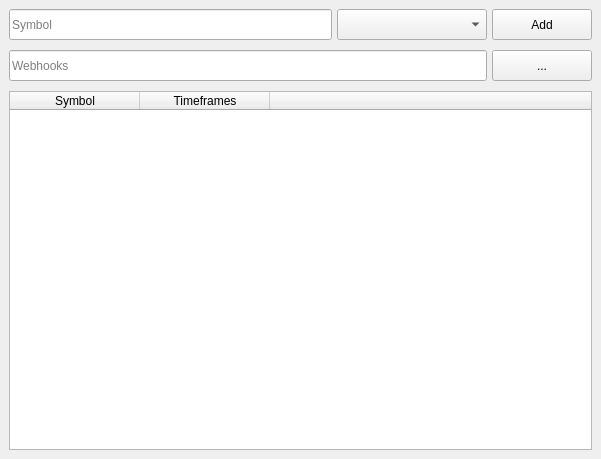
Qt form ui/MainWindow.ui (nguyenvantat1182002/pd-alerts) before a commit.
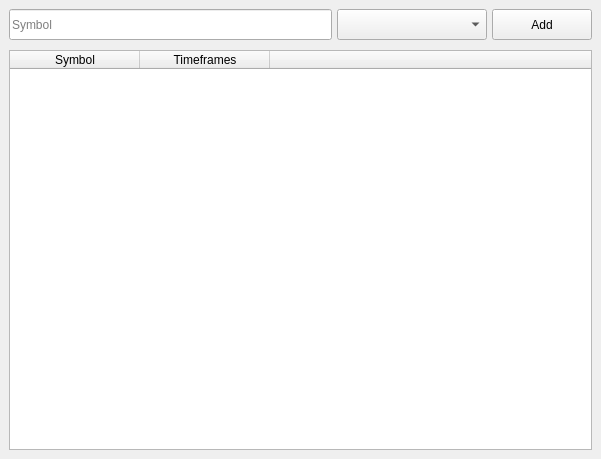
The same form after that commit.

The edit to the form file:
```diff
--- a/ui/MainWindow.ui
+++ b/ui/MainWindow.ui
@@ -156,83 +156,6 @@
          </layout>
         </widget>
        </item>
-       <item>
-        <widget class="QFrame" name="frame_4">
-         <property name="maximumSize">
-          <size>
-           <width>16777215</width>
-           <height>40</height>
-          </size>
-         </property>
-         <property name="frameShape">
-          <enum>QFrame::NoFrame</enum>
-         </property>
-         <property name="frameShadow">
-          <enum>QFrame::Raised</enum>
-         </property>
-         <layout class="QHBoxLayout" name="horizontalLayout_3">
-          <property name="spacing">
-           <number>5</number>
-          </property>
-          <property name="leftMargin">
-           <number>0</number>
-          </property>
-          <property name="topMargin">
-           <number>0</number>
-          </property>
-          <property name="rightMargin">
-           <number>0</number>
-          </property>
-          <property name="bottomMargin">
-           <number>0</number>
-          </property>
-          <item>
-           <widget class="QLineEdit" name="lineEdit_2">
-            <property name="minimumSize">
-             <size>
-              <width>0</width>
-              <height>31</height>
-             </size>
-            </property>
-            <property name="maximumSize">
-             <size>
-              <width>16777215</width>
-              <height>31</height>
-             </size>
-            </property>
-            <property name="readOnly">
-             <bool>true</bool>
-            </property>
-            <property name="placeholderText">
-             <string>Webhooks</string>
-            </property>
-           </widget>
-          </item>
-          <item>
-           <widget class="QPushButton" name="pushButton_2">
-            <property name="minimumSize">
-             <size>
-              <width>100</width>
-              <height>31</height>
-             </size>
-            </property>
-            <property name="maximumSize">
-             <size>
-              <width>100</width>
-              <height>31</height>
-             </size>
-            </property>
-            <property name="cursor">
-             <cursorShape>PointingHandCursor</cursorShape>
-            </property>
-            <property name="text">
-             <string>...</string>
-            </property>
-           </widget>
-          </item>
-         </layout>
-        </widget>
-       </item>
        <item>
         <widget class="QFrame" name="frame_3">
          <property name="frameShape">
```
